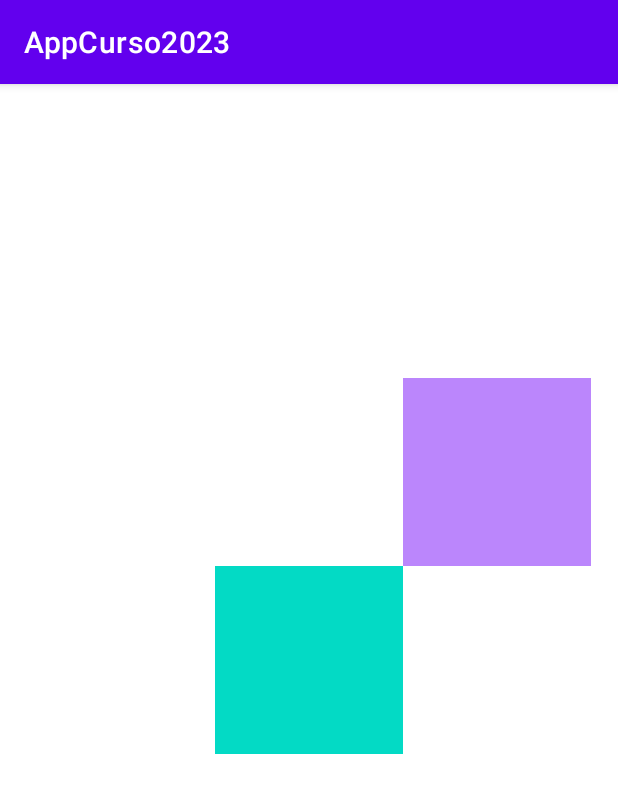
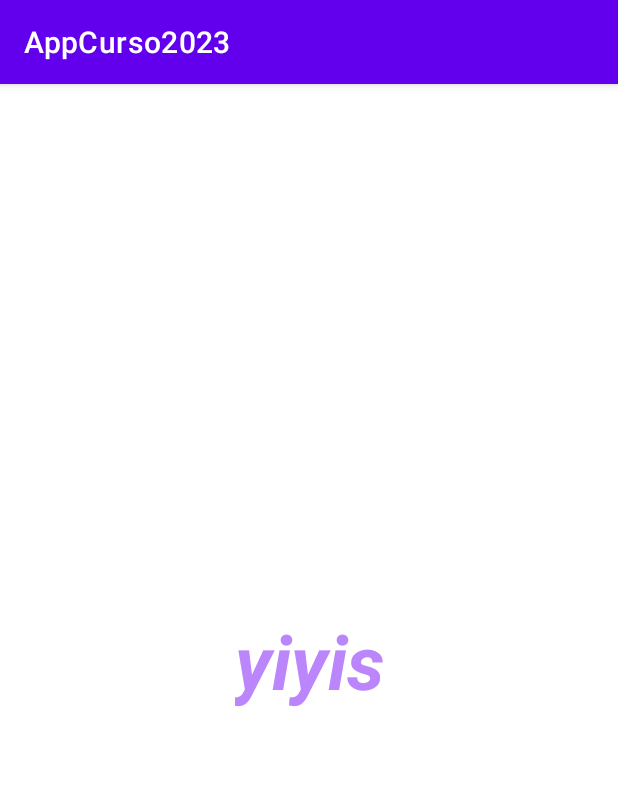
Before and after one commit to DeyvisDev/AppCurso2023, an Android app: the screen it shows after launch (MainActivity), on a phone screen of 412 x 824 dp. Shown: the top 793 px of the screen. Run offline under Robolectric (Android 15) with nearby library versions, the phone set to English and light mode, and no system bars.

Commit message:
textView

```diff
--- a/app/src/main/res/layout/activity_main.xml
+++ b/app/src/main/res/layout/activity_main.xml
@@ -7,23 +7,19 @@
     android:orientation="vertical"
     tools:context=".MainActivity">
 
-    <View
-        android:id="@+id/view1"
-        android:layout_width="125dp"
-        android:layout_height="125dp"
-        android:background="@color/teal_200"
+    <TextView
+        android:layout_width="wrap_content"
+        android:layout_height="wrap_content"
+        android:text="yiyis"
+        android:textSize="50dp"
+        android:textColor="@color/purple_200"
+        android:textStyle="bold|italic"
+        app:layout_constraintTop_toTopOf="parent"
         app:layout_constraintBottom_toBottomOf="parent"
+        app:layout_constraintStart_toStartOf="parent"
         app:layout_constraintEnd_toEndOf="parent"
-        app:layout_constraintStart_toStartOf="parent"
-        app:layout_constraintTop_toTopOf="parent" />
+        />
 
-    <View
-        android:id="@+id/view2"
-        android:layout_width="125dp"
-        android:layout_height="125dp"
-        android:background="@color/purple_200"
-        app:layout_constraintStart_toEndOf="@+id/view1"
-        app:layout_constraintBottom_toTopOf="@+id/view1"/>
 
 
 </androidx.constraintlayout.widget.ConstraintLayout>
```
